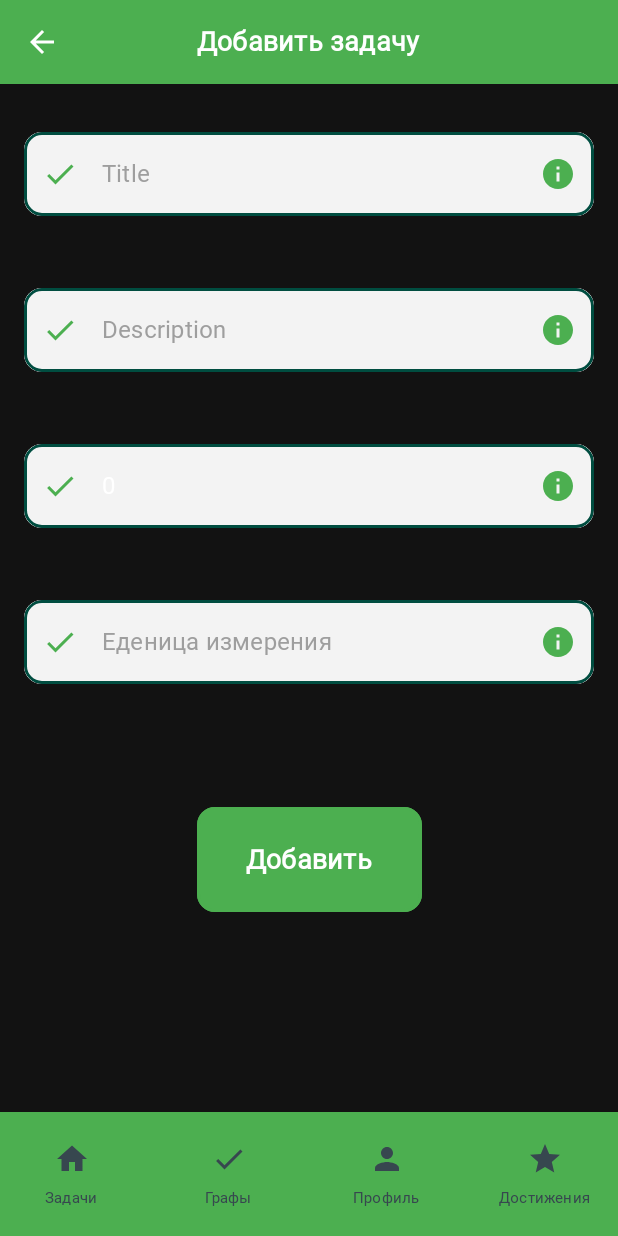
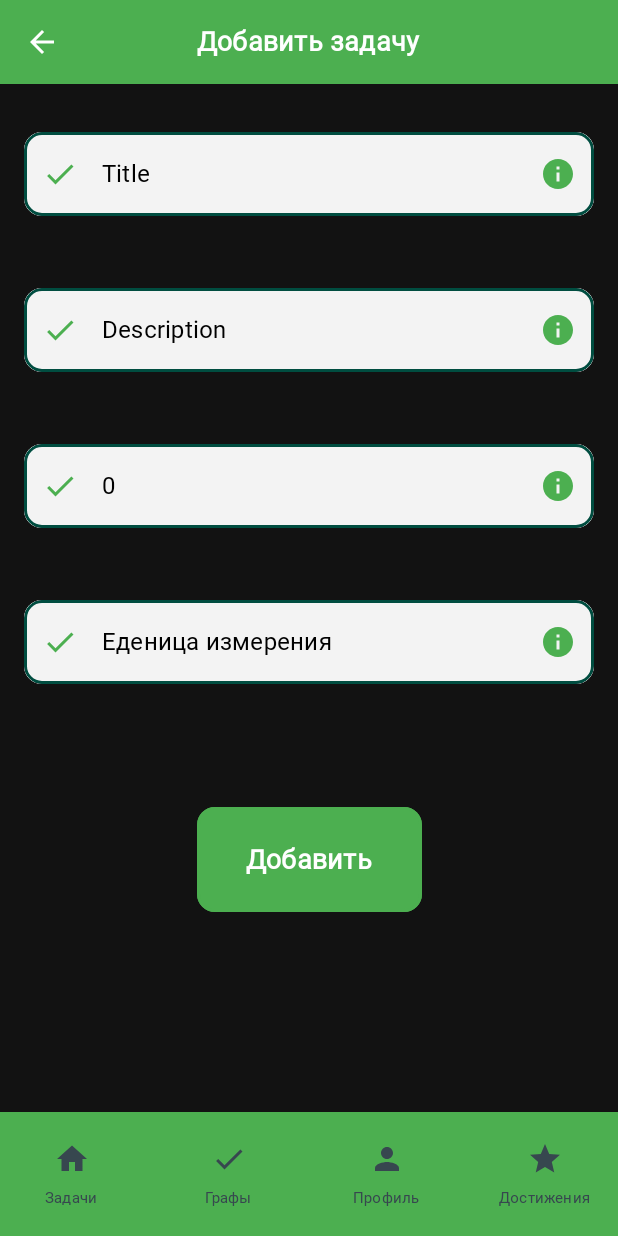
Before and after one commit to IP-115-Popov/Health, an Android app built with Jetpack Compose: the screen it shows after launch (MainActivity), after a tap on "Add", on a phone screen of 412 x 824 dp. Run offline under Robolectric (Android 15) with nearby library versions, the phone set to English and light mode, and no system bars; our stand-ins replace Dagger/Hilt's generated code, Room's generated code, constraintlayout-compose; 1 statement that could not run was skipped.

```diff
--- a/app/src/main/java/ru/sergey/health/feature/newtask/ui/screens/AddTasksScreen.kt
+++ b/app/src/main/java/ru/sergey/health/feature/newtask/ui/screens/AddTasksScreen.kt
@@ -255,12 +255,12 @@ fun StyledTextField(
         placeholder = {
             Text(
                 placeholderText,
-                style = HealthTheme.typography.body1.copy(color = HealthTheme.colors.placeholderText),// TextStyle(color = HealthTheme.colors.placeholderText, fontSize = 18.sp)
+                style = HealthTheme.typography.body1.copy(color = Color.Black),// TextStyle(color = HealthTheme.colors.placeholderText, fontSize = 18.sp)
             )
         },
         keyboardOptions = keyboardOptions,
         singleLine = true,
-        textStyle = HealthTheme.typography.body1.copy(color = HealthTheme.colors.text),//TextStyle(fontSize = 18.sp, color = HealthTheme.colors.text),
+        textStyle = HealthTheme.typography.body1.copy(color = Color.Black),//TextStyle(fontSize = 18.sp, color = HealthTheme.colors.text),
         leadingIcon = {
             Icon(
                 imageVector = Icons.Filled.Check,
--- a/app/src/main/java/ru/sergey/health/feature/profile/ui/screens/ProfileScreen.kt
+++ b/app/src/main/java/ru/sergey/health/feature/profile/ui/screens/ProfileScreen.kt
@@ -320,7 +320,7 @@ fun StyledEditableTextField(
             )
         },
         singleLine = true,
-        textStyle = HealthTheme.typography.body1.copy(color = HealthTheme.colors.text),
+        textStyle = HealthTheme.typography.body1.copy(color = Color.Black),
         trailingIcon = {
             if (enabled) {
                 Icon(
```
Also changed, not shown: data/src/main/assets/db/Init3.db (deleted), data/src/main/assets/db/init4.db.
